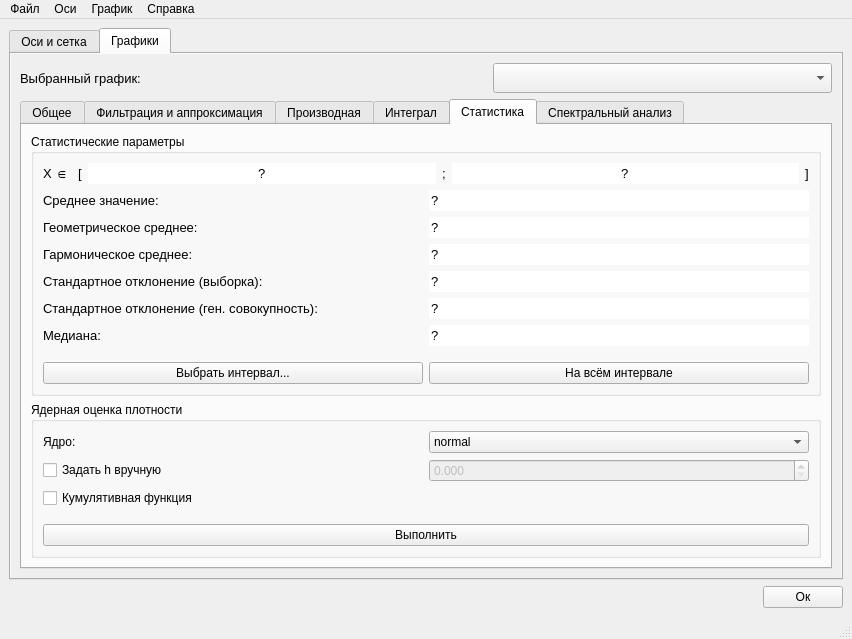
Old version of the form cornplot/forms/cornplot_gui.ui in the repository AOvsyannikov1/cornplot.
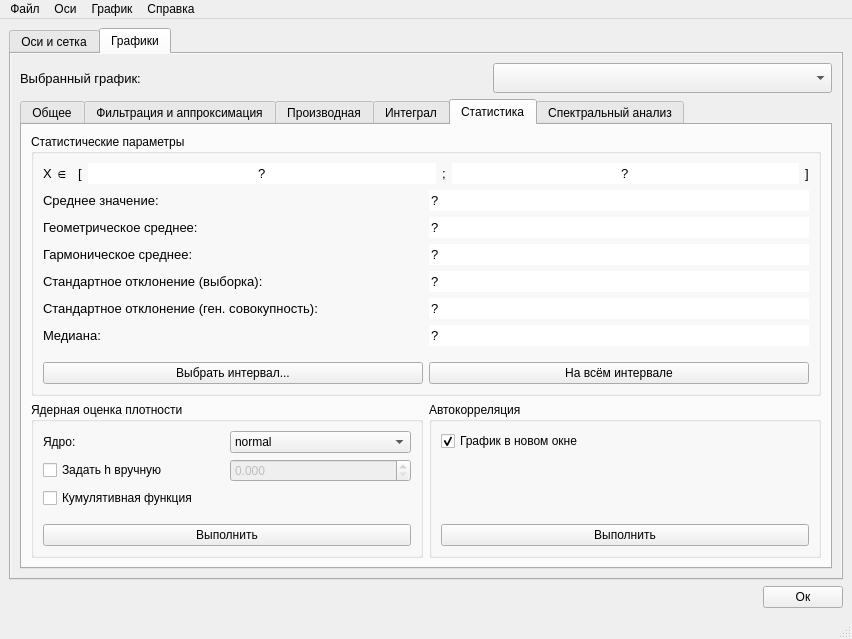
New version of the form.

```diff
--- a/cornplot/forms/cornplot_gui.ui
+++ b/cornplot/forms/cornplot_gui.ui
@@ -1110,6 +1110,12 @@
             <property name="currentIndex">
              <number>4</number>
             </property>
+            <property name="usesScrollButtons">
+             <bool>false</bool>
+            </property>
+            <property name="tabBarAutoHide">
+             <bool>false</bool>
+            </property>
             <widget class="QWidget" name="tab">
              <property name="autoFillBackground">
               <bool>false</bool>
@@ -2758,8 +2764,8 @@
              <attribute name="title">
               <string>Статистика</string>
              </attribute>
-             <layout class="QGridLayout" name="gridLayout_26">
-              <item row="0" column="0">
+             <layout class="QGridLayout" name="gridLayout_27">
+              <item row="0" column="0" colspan="2">
                <widget class="QGroupBox" name="integralGroupBox_2">
                 <property name="layoutDirection">
                  <enum>Qt::LeftToRight</enum>
@@ -3303,6 +3309,45 @@
                 </layout>
                </widget>
               </item>
+              <item row="1" column="1">
+               <widget class="QGroupBox" name="groupBox_6">
+                <property name="title">
+                 <string>Автокорреляция</string>
+                </property>
+                <layout class="QGridLayout" name="gridLayout_26">
+                 <item row="0" column="0">
+                  <widget class="QCheckBox" name="autocorrNewWindow">
+                   <property name="text">
+                    <string>График в новом окне</string>
+                   </property>
+                   <property name="checked">
+                    <bool>true</bool>
+                   </property>
+                  </widget>
+                 </item>
+                 <item row="2" column="0">
+                  <widget class="QPushButton" name="doAutocorrelation">
+                   <property name="text">
+                    <string>Выполнить</string>
+                   </property>
+                  </widget>
+                 </item>
+                 <item row="1" column="0">
+                  <spacer name="verticalSpacer_17">
+                   <property name="orientation">
+                    <enum>Qt::Vertical</enum>
+                   </property>
+                   <property name="sizeHint" stdset="0">
+                    <size>
+                     <width>20</width>
+                     <height>40</height>
+                    </size>
+                   </property>
+                  </spacer>
+                 </item>
+                </layout>
+               </widget>
+              </item>
              </layout>
             </widget>
             <widget class="QWidget" name="tab_4">
```
